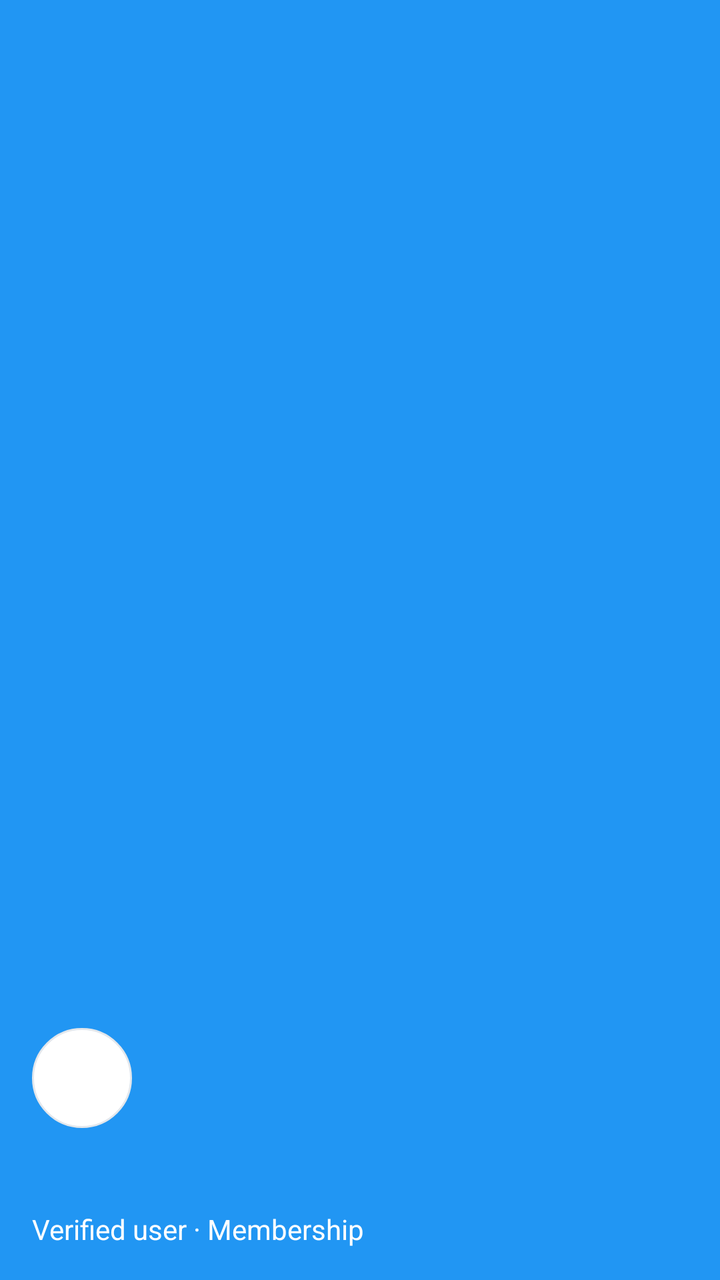
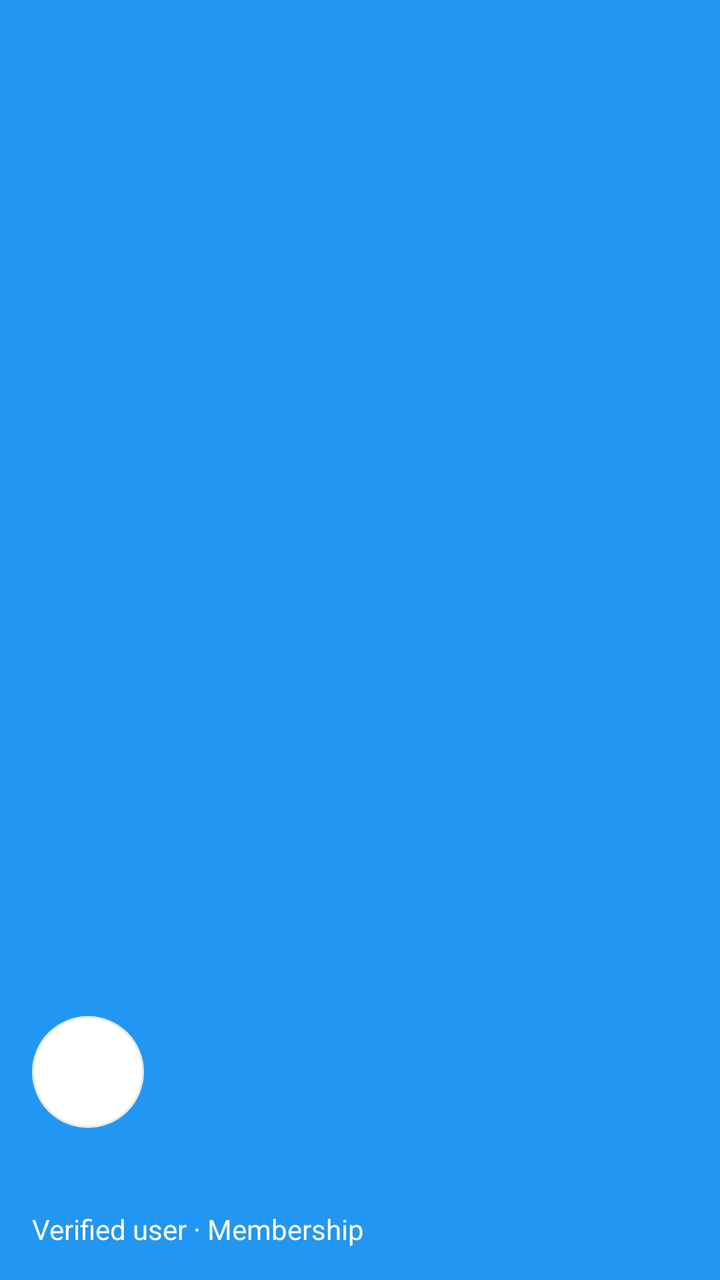

Before-and-after screenshots of an Android layout around one commit, followed by the original layout XML and the change that was made.
<!-- AndroidManifest.xml: application theme Theme.DeyEducation -->
<!-- res/layout/nav_header.xml -->
<?xml version="1.0" encoding="utf-8"?>
<LinearLayout
    xmlns:android="http://schemas.android.com/apk/res/android"
    android:layout_width="match_parent"
    android:layout_height="180dp"
    android:background="@color/primary"
    android:gravity="bottom"
    android:orientation="vertical"
    android:padding="16dp">

    <ImageView
        android:id="@+id/navAvatar"
        android:layout_width="50dp"
        android:layout_height="50dp"
        android:background="@drawable/bg_icon_button"
        android:contentDescription="@string/profile"
        android:padding="10dp"
        android:scaleType="centerCrop"
        android:src="@drawable/ic_profile_white" />

    <TextView
        android:id="@+id/navUserName"
        android:layout_width="wrap_content"
        android:layout_height="wrap_content"
        android:layout_marginTop="10dp"
        android:textColor="@color/white"
        android:textSize="20sp"
        android:textStyle="bold" />

    <TextView
        android:layout_width="wrap_content"
        android:layout_height="wrap_content"
        android:layout_marginTop="4dp"
        android:text="@string/verified_user"
        android:textColor="@color/white"
        android:textSize="14sp" />
</LinearLayout>
<!-- resources referenced by this layout -->
<resources>
  <color name="primary">#2196F3</color>
  <color name="white">#FFFFFF</color>
  <!-- drawable bg_icon_button (drawable) -->
  <?xml version="1.0" encoding="utf-8"?>
  <shape xmlns:android="http://schemas.android.com/apk/res/android"
      android:shape="oval">
      <solid android:color="@color/white" />
      <stroke android:width="1dp" android:color="@color/border" />
  </shape>
  <!-- drawable ic_profile_white (drawable) -->
  <?xml version="1.0" encoding="utf-8"?>
  <vector xmlns:android="http://schemas.android.com/apk/res/android"
      android:width="24dp"
      android:height="24dp"
      android:viewportWidth="24"
      android:viewportHeight="24">
      <path android:fillColor="#FFFFFF" android:pathData="M12,12c2.21,0 4,-1.79 4,-4s-1.79,-4 -4,-4 -4,1.79 -4,4 1.79,4 4,4zM12,14c-2.67,0 -8,1.34 -8,4v2h16v-2c0,-2.66 -5.33,-4 -8,-4z" />
  </vector>
  <string name="profile">Profile</string>
  <string name="verified_user">Verified user · Membership</string>
  <style name="Theme.DeyEducation" parent="Theme.Material3.Light.NoActionBar">
          <item name="colorPrimary">@color/primary</item>
          <item name="colorPrimaryDark">@color/primary_dark</item>
          <item name="colorOnPrimary">@color/white</item>
          <item name="colorSecondary">@color/primary_light</item>
          <item name="android:statusBarColor">@color/primary</item>
          <item name="android:navigationBarColor">@color/bottom_nav_bg</item>
          <item name="android:windowLightStatusBar">false</item>
          <item name="android:windowLightNavigationBar">true</item>
          <item name="android:fontFamily">sans-serif</item>
      </style>
  <color name="border">#E3E7EC</color>
  <color name="primary_dark">#1976D2</color>
  <color name="primary_light">#E3F2FD</color>
  <color name="bottom_nav_bg">#FFFFFF</color>
</resources>

<!-- the commit's change to res/layout/nav_header.xml (unified diff, before → after) -->
@@ -10,11 +10,10 @@
 
     <ImageView
         android:id="@+id/navAvatar"
-        android:layout_width="50dp"
-        android:layout_height="50dp"
+        android:layout_width="56dp"
+        android:layout_height="56dp"
         android:background="@drawable/bg_icon_button"
         android:contentDescription="@string/profile"
-        android:padding="10dp"
         android:scaleType="centerCrop"
         android:src="@drawable/ic_profile_white" />
 
